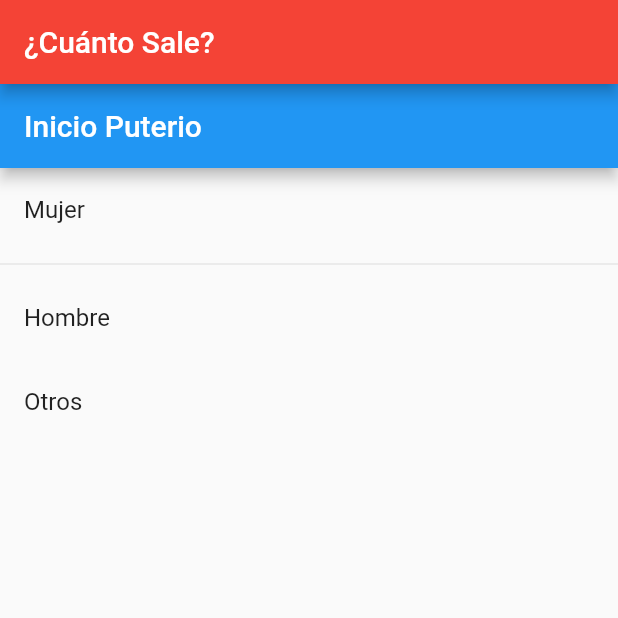
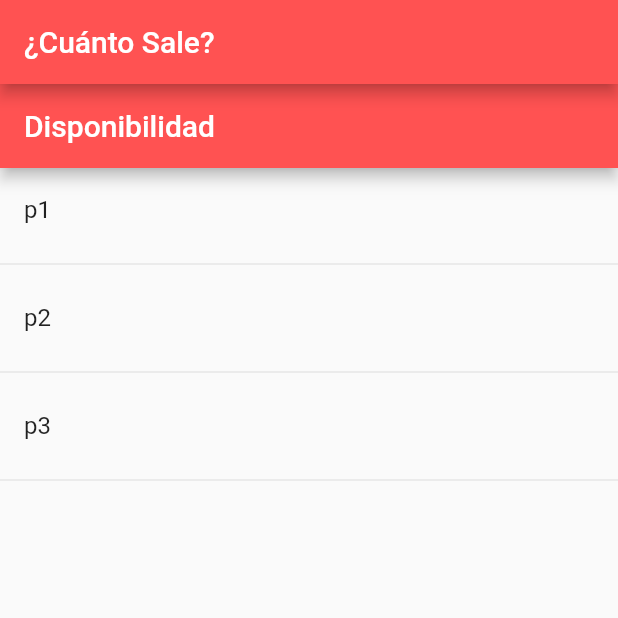
Before and after one commit to jparadae/mo_py, a Flutter app: the screen it shows after launch, on a phone screen of 412 x 824 dp, the top half of it. Run offline on Flutter 3.47's test engine with Material 2 defaults, Android fonts, the phone set to English and light mode, and no system bars.

Commit message:
Usando ListView con Retorno de Items

```diff
--- a/lib/main.dart
+++ b/lib/main.dart
@@ -12,7 +12,7 @@ class MyApp extends StatelessWidget {
       home: Scaffold(
         appBar: AppBar(
           title: Text('¿Cuánto Sale?',),
-          backgroundColor: Colors.red,
+          backgroundColor: Colors.redAccent,
         ),
         body: HomePageTemp()
       ),
--- a/lib/src/pages/home_temp.dart
+++ b/lib/src/pages/home_temp.dart
@@ -1,22 +1,41 @@
+import 'dart:collection';
+
 import 'package:flutter/material.dart';
 
 class HomePageTemp extends StatelessWidget{
+  final opciones =['p1','p2','p3'];
+
   @override
   Widget build(BuildContext context) {
     return Scaffold(
       appBar: AppBar(
-       title: Text('Inicio Puterio'),
+       title: Text('Disponibilidad'),
+       backgroundColor: Colors.redAccent,
       ),
-      body: ListView(
-       children: <Widget>[
-        ListTile(
-          title:Text('Mujer')),
-          Divider(),
-       ListTile(
-          title:Text('Hombre')),
-          ListTile(
-          title:Text('Otros'))],
+      body:
+      ListView(
+       children: _opcionshort(),
       ),
     );
   }
+
+   List<Widget> _opcionshort(){
+
+    return opciones.map((item){
+
+      return Column(
+        children: <Widget>[
+            ListTile(
+        title: Text(item),
+      ),
+      Divider()
+        ],
+      );
+
+    }).toList(); //Regreso una nueva lista que se devuelve en una fx
+
+
+
+
+  }
 }
```
